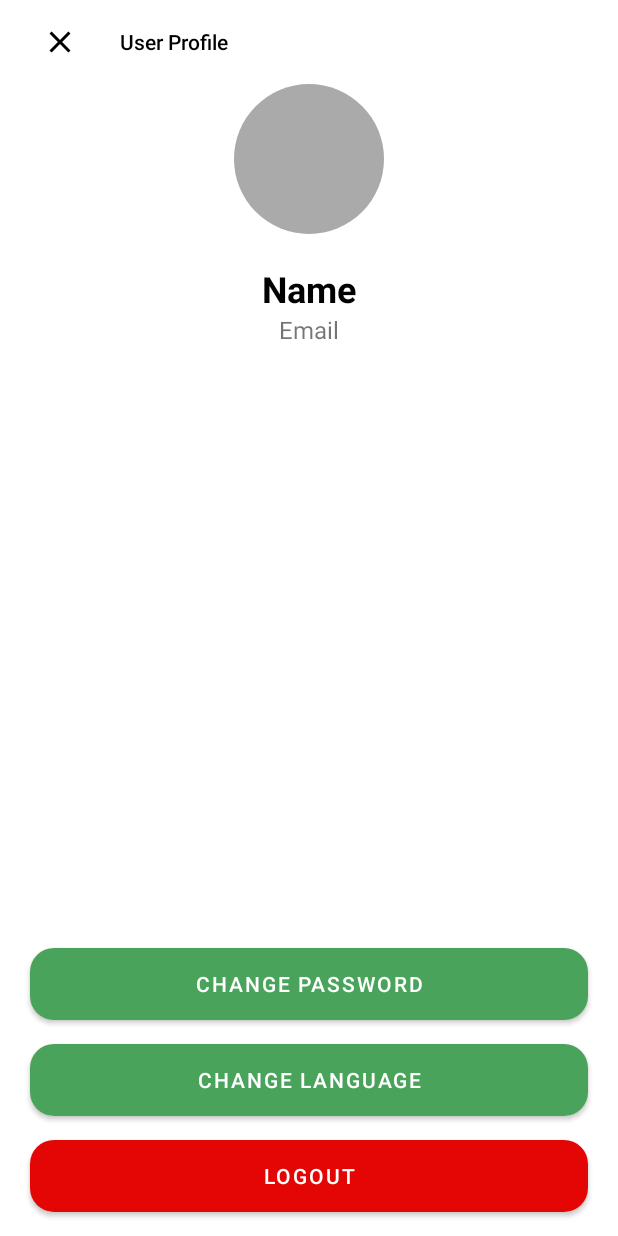
After one commit to mumaralfajar/coursekai, an Android app: the layout activity_user.xml on its own in the app's theme, with its tools: preview values and no code run, on a phone screen of 412 x 824 dp. The commit adds this screen. Run offline under Robolectric (Android 15) with nearby library versions, the phone set to English and light mode, and no system bars.

Commit message:
add user screen

```diff
--- a/app/src/main/AndroidManifest.xml
+++ b/app/src/main/AndroidManifest.xml
@@ -13,6 +13,9 @@
         android:supportsRtl="true"
         android:theme="@style/Theme.Coursekai"
         tools:targetApi="31">
+        <activity
+            android:name=".UserActivity"
+            android:exported="false" />
         <activity
             android:name=".presentation.content.ContentActivity"
             android:exported="false" />
--- /dev/null
+++ b/app/src/main/java/com/mumaralfajar/coursekai/presentation/user/UserActivity.kt
@@ -0,0 +1,16 @@
+package com.mumaralfajar.coursekai.presentation.user
+
+import androidx.appcompat.app.AppCompatActivity
+import android.os.Bundle
+import com.mumaralfajar.coursekai.databinding.ActivityUserBinding
+
+class UserActivity : AppCompatActivity() {
+
+    private lateinit var userBinding: ActivityUserBinding
+
+    override fun onCreate(savedInstanceState: Bundle?) {
+        super.onCreate(savedInstanceState)
+        userBinding = ActivityUserBinding.inflate(layoutInflater)
+        setContentView(userBinding.root)
+    }
+}
--- /dev/null
+++ b/app/src/main/res/drawable/bg_btn_logout.xml
@@ -0,0 +1,12 @@
+<?xml version="1.0" encoding="utf-8"?>
+<ripple xmlns:android="http://schemas.android.com/apk/res/android"
+    android:color="@color/white">
+
+    <item>
+        <shape android:shape="rectangle">
+            <solid android:color="@color/red"/>
+            <corners android:radius="@dimen/normal_100"/>
+        </shape>
+    </item>
+
+</ripple>
--- /dev/null
+++ b/app/src/main/res/layout/activity_user.xml
@@ -0,0 +1,160 @@
+<?xml version="1.0" encoding="utf-8"?>
+<androidx.swiperefreshlayout.widget.SwipeRefreshLayout xmlns:android="http://schemas.android.com/apk/res/android"
+    xmlns:app="http://schemas.android.com/apk/res-auto"
+    xmlns:tools="http://schemas.android.com/tools"
+    android:id="@+id/swipe_user"
+    android:layout_width="match_parent"
+    android:layout_height="match_parent"
+    tools:context=".presentation.user.UserActivity">
+
+    <LinearLayout
+        android:layout_width="match_parent"
+        android:layout_height="match_parent"
+        android:orientation="vertical">
+
+        <com.google.android.material.appbar.AppBarLayout
+            android:layout_width="match_parent"
+            android:layout_height="?attr/actionBarSize"
+            app:elevation="0dp"
+            android:background="@android:color/transparent">
+
+            <LinearLayout
+                android:layout_width="match_parent"
+                android:layout_height="match_parent"
+                android:orientation="horizontal"
+                android:gravity="center_vertical"
+                android:layout_marginStart="@dimen/normal_100"
+                android:layout_marginEnd="@dimen/normal_100">
+
+                <ImageButton
+                    android:id="@+id/btn_close_user"
+                    android:layout_width="wrap_content"
+                    android:layout_height="wrap_content"
+                    android:background="@android:color/transparent"
+                    android:contentDescription="@android:string/cancel"
+                    android:minWidth="48dp"
+                    android:minHeight="48dp"
+                    android:src="@drawable/ic_baseline_close_24" />
+
+                <TextView
+                    android:layout_width="match_parent"
+                    android:layout_height="wrap_content"
+                    android:text="@string/user_profile"
+                    android:textColor="@color/black"
+                    android:fontFamily="sans-serif-medium"
+                    android:layout_marginStart="@dimen/normal_100"/>
+
+            </LinearLayout>
+
+        </com.google.android.material.appbar.AppBarLayout>
+
+        <ScrollView
+            android:layout_width="match_parent"
+            android:layout_height="match_parent"
+            android:fillViewport="true">
+
+            <androidx.constraintlayout.widget.ConstraintLayout
+                android:layout_width="match_parent"
+                android:layout_height="wrap_content">
+
+                <androidx.constraintlayout.widget.Guideline
+                    android:id="@+id/guideline_start"
+                    android:layout_width="wrap_content"
+                    android:layout_height="wrap_content"
+                    android:orientation="vertical"
+                    app:layout_constraintGuide_begin="@dimen/normal_100"/>
+
+                <androidx.constraintlayout.widget.Guideline
+                    android:id="@+id/guideline_end"
+                    android:layout_width="wrap_content"
+                    android:layout_height="wrap_content"
+                    android:orientation="vertical"
+                    app:layout_constraintGuide_end="@dimen/normal_100"/>
+
+                <de.hdodenhof.circleimageview.CircleImageView
+                    android:id="@+id/iv_avatar_user"
+                    android:layout_width="@dimen/image_user_profile_large"
+                    android:layout_height="@dimen/image_user_profile_large"
+                    android:src="@android:color/darker_gray"
+                    app:layout_constraintTop_toTopOf="parent"
+                    app:layout_constraintStart_toStartOf="@id/guideline_start"
+                    app:layout_constraintEnd_toEndOf="@id/guideline_end"/>
+
+                <TextView
+                    android:id="@+id/tv_name_user"
+                    android:layout_width="0dp"
+                    android:layout_height="wrap_content"
+                    android:text="@string/default_text"
+                    tools:text="@string/name"
+                    android:textAlignment="center"
+                    android:textSize="@dimen/h5"
+                    android:textColor="@color/black"
+                    android:textStyle="bold"
+                    android:layout_marginTop="@dimen/normal_125"
+                    app:layout_constraintTop_toBottomOf="@id/iv_avatar_user"
+                    app:layout_constraintStart_toStartOf="@id/guideline_start"
+                    app:layout_constraintEnd_toEndOf="@id/guideline_end"/>
+
+                <TextView
+                    android:id="@+id/tv_email_user"
+                    android:layout_width="0dp"
+                    android:layout_height="wrap_content"
+                    android:text="@string/default_text"
+                    tools:text="@string/email"
+                    android:textAlignment="center"
+                    android:textSize="@dimen/subtitle_1"
+                    app:layout_constraintTop_toBottomOf="@id/tv_name_user"
+                    app:layout_constraintStart_toStartOf="@id/guideline_start"
+                    app:layout_constraintEnd_toEndOf="@id/guideline_end"/>
+
+                <Button
+                    android:id="@+id/btn_logout_user"
+                    android:layout_width="0dp"
+                    android:layout_height="wrap_content"
+                    android:text="@string/logout"
+                    android:textColor="@color/white"
+                    android:background="@drawable/bg_btn_logout"
+                    app:backgroundTint="@null"
+                    android:layout_marginBottom="@dimen/normal_100"
+                    android:layout_marginStart="@dimen/small_50"
+                    android:layout_marginEnd="@dimen/small_50"
+                    app:layout_constraintBottom_toBottomOf="parent"
+                    app:layout_constraintStart_toStartOf="@id/guideline_start"
+                    app:layout_constraintEnd_toEndOf="@id/guideline_end"/>
+
+                <Button
+                    android:id="@+id/btn_change_language_user"
+                    android:layout_width="0dp"
+                    android:layout_height="wrap_content"
+                    android:text="@string/change_language"
+                    android:textColor="@color/white"
+                    android:background="@drawable/bg_btn_auth_primary"
+                    app:backgroundTint="@null"
+                    android:layout_marginBottom="@dimen/normal_100"
+                    android:layout_marginStart="@dimen/small_50"
+                    android:layout_marginEnd="@dimen/small_50"
+                    app:layout_constraintBottom_toTopOf="@id/btn_logout_user"
+                    app:layout_constraintStart_toStartOf="@id/guideline_start"
+                    app:layout_constraintEnd_toEndOf="@id/guideline_end"/>
+
+                <Button
+                    android:id="@+id/btn_change_password_user"
+                    android:layout_width="0dp"
+                    android:layout_height="wrap_content"
+                    android:text="@string/change_password"
+                    android:textColor="@color/white"
+                    android:background="@drawable/bg_btn_auth_primary"
+                    android:layout_marginBottom="@dimen/normal_100"
+                    android:layout_marginStart="@dimen/small_50"
+                    android:layout_marginEnd="@dimen/small_50"
+                    app:layout_constraintBottom_toTopOf="@id/btn_change_language_user"
+                    app:layout_constraintStart_toStartOf="@id/guideline_start"
+                    app:layout_constraintEnd_toEndOf="@id/guideline_end"/>
+
+            </androidx.constraintlayout.widget.ConstraintLayout>
+
+        </ScrollView>
+
+    </LinearLayout>
+
+</androidx.swiperefreshlayout.widget.SwipeRefreshLayout>
--- a/app/src/main/res/values/colors.xml
+++ b/app/src/main/res/values/colors.xml
@@ -6,6 +6,7 @@
 
     <color name="black">#FF000000</color>
     <color name="white">#FFFFFFFF</color>
+    <color name="red">#E40505</color>
 
     <color name="bg_edit_text">#EFEFEF</color>
 </resources>
--- a/build.gradle
+++ b/build.gradle
@@ -2,7 +2,7 @@
 plugins {
     id 'com.android.application' version '7.2.1' apply false
     id 'com.android.library' version '7.2.1' apply false
-    id 'org.jetbrains.kotlin.android' version '1.7.0' apply false
+    id 'org.jetbrains.kotlin.android' version '1.7.10' apply false
 }
 
 task clean(type: Delete) {
```
